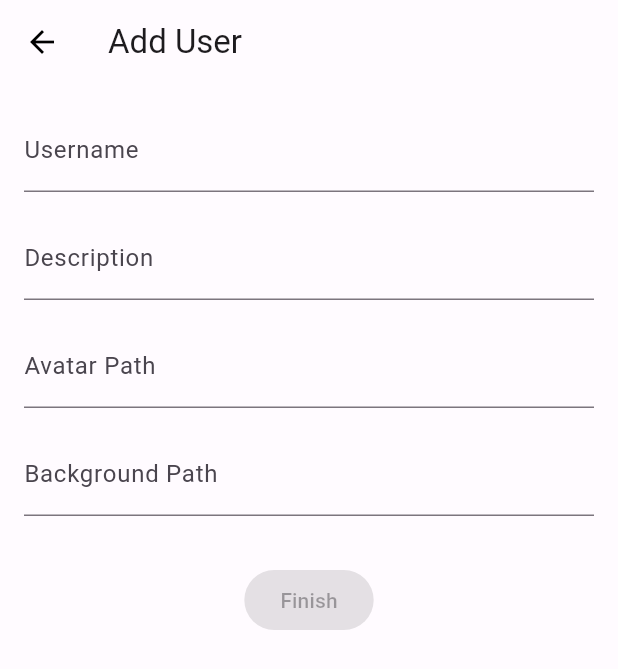
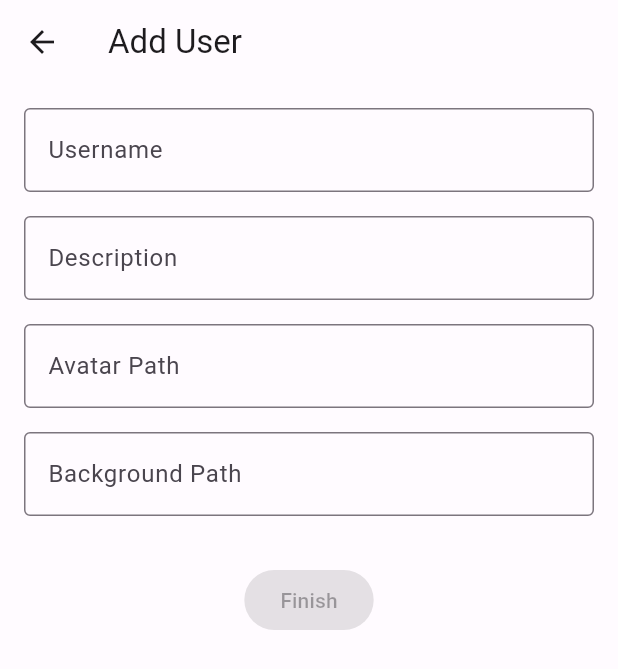
Before and after one commit to bbslzy001/iai, a Flutter app: the AddUserPage screen opened by its route, on a phone screen of 412 x 824 dp. Shown: the top 669 px of the screen. Run offline on Flutter 3.47's test engine with Material 2 defaults, Android fonts, the phone set to English and light mode, and no system bars; our stand-ins replace carousel_slider, flutter_slidable, sqflite; missing offline and left inert: encrypt, pointycastle; accounts and stored records are empty.

Commit message:
used md3.

```diff
--- a/lib/pages/add_user_page.dart
+++ b/lib/pages/add_user_page.dart
@@ -17,7 +17,7 @@ class _AddUserPageState extends State<AddUserPage> {
   Widget build(BuildContext context) {
     return Scaffold(
       appBar: AppBar(
-        leading: BackButton(color: Colors.black),
+        leading: BackButton(),
         title: Text('Add User'),
       ),
       body: AddUserPageContent(),
@@ -41,11 +41,13 @@ class _AddUserPageContentState extends State<AddUserPageContent> {
     return Padding(
       padding: const EdgeInsets.all(16.0),
       child: Column(
-        mainAxisAlignment: MainAxisAlignment.start,
         children: [
           TextFormField(
             initialValue: _user.username,
-            decoration: InputDecoration(labelText: 'Username'),
+            decoration: InputDecoration(
+              labelText: 'Username',
+              border: OutlineInputBorder(),
+            ),
             onChanged: (value) {
               setState(() {
                 _user.username = value;
@@ -55,7 +57,10 @@ class _AddUserPageContentState extends State<AddUserPageContent> {
           SizedBox(height: 16),
           TextFormField(
             initialValue: _user.description,
-            decoration: InputDecoration(labelText: 'Description'),
+            decoration: InputDecoration(
+              labelText: 'Description',
+              border: OutlineInputBorder(),
+            ),
             onChanged: (value) {
               setState(() {
                 _user.description = value;
@@ -65,7 +70,10 @@ class _AddUserPageContentState extends State<AddUserPageContent> {
           SizedBox(height: 16),
           TextFormField(
             initialValue: _user.avatarPath,
-            decoration: InputDecoration(labelText: 'Avatar Path'),
+            decoration: InputDecoration(
+              labelText: 'Avatar Path',
+              border: OutlineInputBorder(),
+            ),
             onChanged: (value) {
               setState(() {
                 _user.avatarPath = value;
@@ -75,7 +83,10 @@ class _AddUserPageContentState extends State<AddUserPageContent> {
           SizedBox(height: 16),
           TextFormField(
             initialValue: _user.backgroundPath,
-            decoration: InputDecoration(labelText: 'Background Path'),
+            decoration: InputDecoration(
+              labelText: 'Background Path',
+              border: OutlineInputBorder(),
+            ),
             onChanged: (value) {
               setState(() {
                 _user.backgroundPath = value;
@@ -83,7 +94,7 @@ class _AddUserPageContentState extends State<AddUserPageContent> {
             },
           ),
           SizedBox(height: 32),
-          ElevatedButton(
+          FilledButton.tonal(
             onPressed: (_user.username != '')
                 ? () async {
                     await _dbHelper.insertUser(_user);
@@ -91,11 +102,6 @@ class _AddUserPageContentState extends State<AddUserPageContent> {
                     Navigator.pop(context, true);
                   }
                 : null, // 设置为null禁用按钮
-            style: ElevatedButton.styleFrom(
-              backgroundColor: (_user.username != '')
-                  ? Colors.blue // 按钮颜色
-                  : Colors.grey, // 禁用时的颜色
-            ),
             child: Text('Finish'),
           ),
         ],
```
Also changed, not shown: lib/pages/add_scene_page.dart (+32 -20 lines), lib/pages/edit_scene_page.dart (+32 -20 lines), lib/pages/edit_user_page.dart (+18 -12 lines), lib/pages/home_page.dart (+44 -76 lines).
